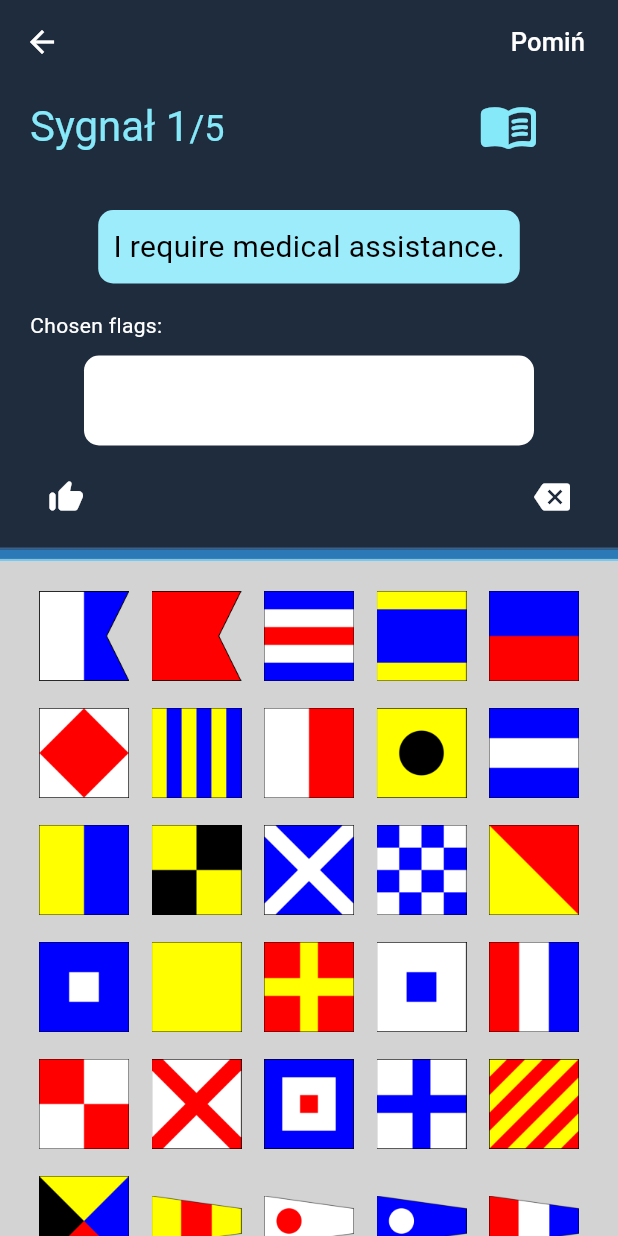
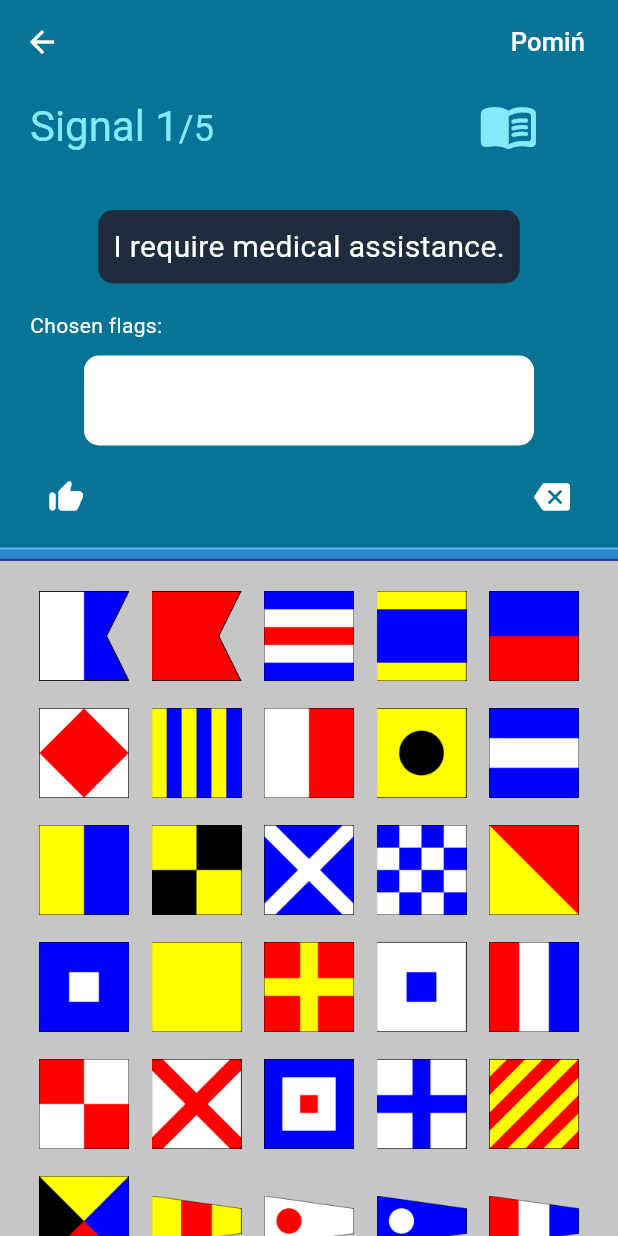
Before and after one commit to nmikolaj/signal_flags_app, a Flutter app: the SignalMenuScreen screen opened directly, after a tap on "Transmit", on a phone screen of 412 x 824 dp. Run offline on Flutter 3.47's test engine with Material 3 defaults, Android fonts, the phone set to English and light mode, and no system bars; our stand-ins replace get, share_plus, stroke_text; missing offline and left inert: widgets_to_image.

Commit message:
minor visual changes

```diff
--- a/lib/display/transmit/components/transmit_body.dart
+++ b/lib/display/transmit/components/transmit_body.dart
@@ -5,6 +5,7 @@ import 'package:signal_flags_app/controllers/transmit_controller.dart';
 import 'package:signal_flags_app/display/dataset/dataset_screen.dart';
 import 'package:signal_flags_app/models/flags.dart';
 import 'package:signal_flags_app/utils/constants.dart';
+import 'package:stroke_text/stroke_text.dart';
 
 class Body extends StatelessWidget {
   const Body({super.key});
@@ -17,7 +18,7 @@ class Body extends StatelessWidget {
     return Stack(
       children: [
         Container(
-          color: kBackgroundColor2,
+          color: kBackgroundColor,
         ),
         SafeArea(
           child: Column(
@@ -31,7 +32,8 @@ class Body extends StatelessWidget {
                     Obx(
                       () => Text.rich(
                         TextSpan(
-                          text: "Sygnał ${_signalController.questionNumber.value}",
+                          text: "transmit_body.signal".trParams({
+                            'number': "${_signalController.questionNumber.value}"}),
                           style: Theme.of(context)
                               .textTheme
                               .headlineMedium
@@ -73,7 +75,7 @@ class Body extends StatelessWidget {
                         padding: const EdgeInsets.all(8.0),
                         child: Container(
                           decoration: BoxDecoration(
-                            color: Color.fromARGB(255, 157, 236, 252),
+                            color: kBackgroundColor2,
                             borderRadius: BorderRadius.circular(10),
                           ),
                           padding: const EdgeInsets.all(10),
@@ -81,7 +83,7 @@ class Body extends StatelessWidget {
                             _signalController.signalList[
                                     _signalController.questionNumber.value - 1]
                                 ['message'][_languageController.selectedLanguage.value],
-                            style: TextStyle(color: kBlackColor, fontSize: 20),
+                            style: TextStyle(color: kWhiteColor, fontSize: 20),
                           ),
                         ),
                       ),
@@ -183,20 +185,20 @@ class Body extends StatelessWidget {
                       SizedBox(height: kDefaultPadding / 2),
                       Container(
                         height: 1.5,
-                        color: Color.fromARGB(255, 53, 99, 140),
+                        color: Colors.blue.shade300,
                       ),
                       Container(
                         height: 6,
-                        color: Color.fromARGB(255, 44, 121, 183),
+                        color: Color.fromARGB(255, 48, 135, 207),
                       ),
                       Container(
                         height: 1.5,
-                        color: Color.fromARGB(255, 121, 200, 237),
+                        color: Colors.indigo.shade700,
                       ),
                       Expanded(
                         child: Container(
                           width: double.infinity,
-                          color: Color.fromARGB(255, 211, 211, 211),
+                          color: Color.fromARGB(255, 198, 198, 198),
                           child: Center(
                             child: Stack(
                               children: [
@@ -237,28 +239,26 @@ class Body extends StatelessWidget {
                                           height: 70,
                                           alignment: Alignment.center,
                                           decoration: BoxDecoration(
-                                            gradient: LinearGradient(
-                                              colors: [Color.fromARGB(255, 178, 206, 255), Color.fromARGB(255, 34, 185, 255)],
-                                              begin: Alignment.topLeft,
-                                              end: Alignment.bottomRight,
-                                            ),
+                                            gradient: kButtonGradient,
                                             borderRadius: BorderRadius.circular(30),
                                             boxShadow: [
                                               BoxShadow(
                                                 color: Color.fromARGB(255, 0, 55, 100),
-                                                blurRadius: 45,
+                                                blurRadius: 35,
                                                 offset: Offset(0, 15),
                                               ),
                                             ],
                                           ),
-                                          child: Text(
-                                            "Następne",
-                                            style: TextStyle(
-                                              color: Colors.black,
+                                          child: StrokeText(
+                                            text: "Następne",
+                                            textStyle: TextStyle(
+                                              color: kWhiteColor,
                                               fontSize: 24,
                                               fontWeight: FontWeight.w500,
                                             ),
-                                            textAlign: TextAlign.center,
+                                            strokeWidth: 3,
+                                            strokeColor: Color.fromARGB(
+                                                255, 60, 139, 224),
                                           ),
                                         ),
                                       ),
@@ -268,7 +268,7 @@ class Body extends StatelessWidget {
                                       bottom: 140.0,
                                       right: 60.0,
                                       child: SizedBox(width: 240, height: 70),
-                                    );;
+                                    );
                                   }
                                 }),
                               ],
--- a/lib/utils/build_button.dart
+++ b/lib/utils/build_button.dart
@@ -23,9 +23,9 @@ class BuildButtonWidget extends StatelessWidget {
             borderRadius: BorderRadius.all(Radius.circular(20)),
             boxShadow: [
               BoxShadow(
-                color: Color.fromARGB(255, 61, 136, 197),
-                blurRadius: 9,
-                offset: Offset(0, 5),
+                color: Color.fromARGB(255, 63, 121, 167),
+                blurRadius: 3,
+                offset: Offset(0, 3),
               ),
             ],
           ),
--- a/lib/utils/translations.dart
+++ b/lib/utils/translations.dart
@@ -4,12 +4,12 @@ class MyTranslations extends Translations {
   @override
   Map<String, Map<String, String>> get keys => {
         'en_US': {
-          'home_screen.title': 'Signal Flags',
-          'home_screen.choose_mode': 'Choose Mode',
+          'home_screen.title': 'Flag Signals',
           'home_screen.flag_names': 'Flag Names',
           'home_screen.signals': 'Signals',
           'home_screen.learning': 'Study',
           'quiz_body.question': 'Question @number',
+          'transmit_body.signal': 'Signal @number',
           'signal_menu.title': 'Signals',
           'signal_menu.read': 'Read',
           'signal_menu.transmit': 'Transmit',
@@ -80,16 +80,20 @@ class MyTranslations extends Translations {
           'flags': 'Flags',
           'timer': 'Timer',
           'score': 'Score',
+          'correct': 'Correct',
+          'wrong': 'Wrong',
+          'skipped': 'Skipped',
+          'time': 'Time',
           'chosen_flags': 'Chosen flags:',
           'no_custom_signals': 'You don\'t have custom signals yet',
         },
         'pl_PL': {
           'home_screen.title': 'Sygnały Flagowe',
-          'home_screen.choose_mode': 'Wybierz tryb',
           'home_screen.flag_names': 'Nazwy flag',
           'home_screen.signals': 'Sygnały',
           'home_screen.learning': 'Nauka',
           'quiz_body.question': 'Pytanie @number',
+          'transmit_body.signal': 'Sygnał @number',
           'signal_menu.title': 'Sygnały',
           'signal_menu.read': 'Odczytaj',
           'signal_menu.transmit': 'Nadaj',
@@ -160,6 +164,10 @@ class MyTranslations extends Translations {
           'flags': 'Flagi',
           'timer': 'Czasomierz',
           'score': 'Wynik',
+          'correct': 'Poprawne',
+          'wrong': 'Błędne',
+          'skipped': 'Pominięte',
+          'time': 'Czas',
           'chosen_flags': 'Wybrane flagi:',
           'no_custom_signals': 'Nie masz jeszcze własnych sygnałów',
         },
```
Also changed, not shown: lib/display/score/score_screen.dart (+22 -13 lines).
